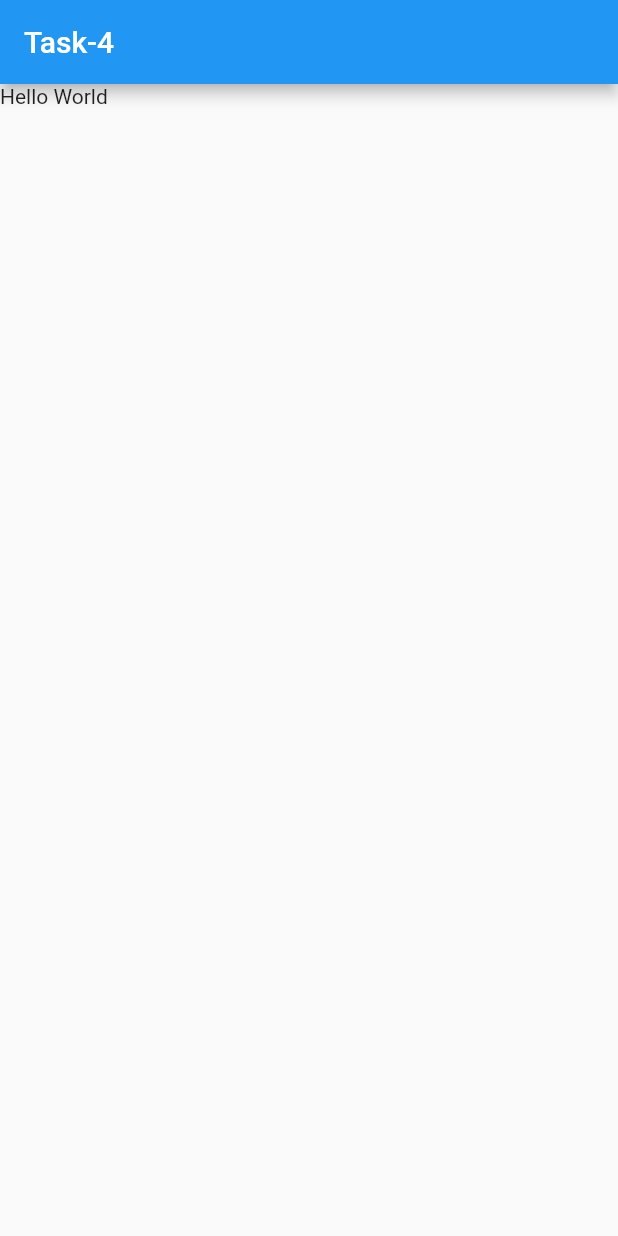
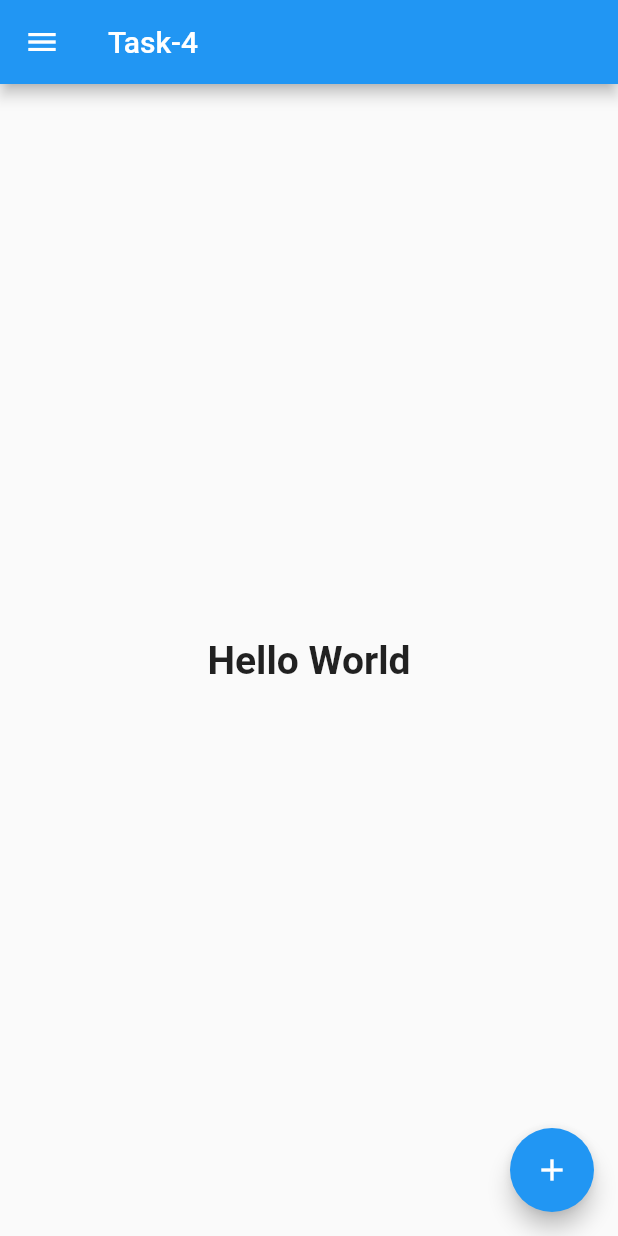
Before and after one commit to ShabanSaleem/Flutter_Task4, a Flutter app: the screen it shows after launch, on a phone screen of 412 x 824 dp. Run offline on Flutter 3.47's test engine with Material 2 defaults, Android fonts, the phone set to English and light mode, and no system bars.

Commit message:
12/11/22 7:40pm Added different widgets

```diff
--- a/flutter_task4/lib/main.dart
+++ b/flutter_task4/lib/main.dart
@@ -14,7 +14,27 @@ class Homepage extends StatelessWidget{
       appBar: AppBar(
         title: Text("Task-4"),
       ),
-      body: Text("Hello World"),
+      body: Center(
+        child: Text("Hello World",style: TextStyle(
+          fontSize: 26,
+          fontWeight: FontWeight.bold,
+        ),
+        )
+        ),
+        floatingActionButton: FloatingActionButton(onPressed: () {
+        },
+        child: Icon(Icons.add),
+        ),
+        drawer: Drawer(child: ListView(
+          children: <Widget>[
+            UserAccountsDrawerHeader(accountName: Text("Shaban"),
+            accountEmail: Text("shaban@gmail.com"),
+            currentAccountPicture: CircleAvatar(
+              child: Text("Ss"),
+               ),
+            )
+          ],
+        )),
     );
     throw UnimplementedError();
   }
```
